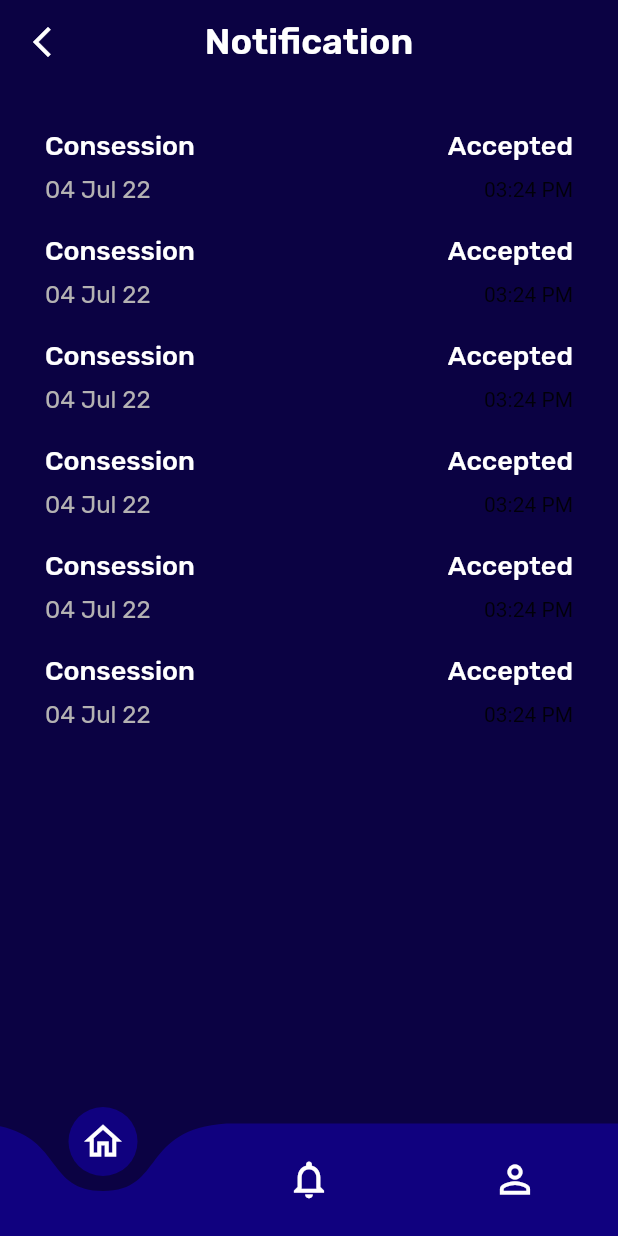
After one commit to poppy1006/swathanthra, a Flutter app: the NotificationScreen screen opened directly, on a phone screen of 412 x 824 dp. The commit adds this screen. Run offline on Flutter 3.47's test engine with Material 2 defaults, Android fonts, the phone set to English and light mode, and no system bars; drawn by our look-alikes of curved_navigation_bar; our stand-ins replace google_fonts, otp_text_field; missing offline and left inert: dart:ffi.

Commit message:
feat: :sparkles: Added NavBar Widget

```diff
--- a/lib/constant.dart
+++ b/lib/constant.dart
@@ -2,6 +2,7 @@ import 'package:flutter/material.dart';
 
 
 const Color bgclr = Color.fromARGB(255, 11, 2, 67);
+const Color navclr = Color.fromARGB(255, 16, 1, 127);
 const Color txtclr = Color.fromARGB(255, 255, 255, 255);
 const Color  btnclr = Color.fromARGB(255, 180, 178, 178);
 const Color whiteclr = Colors.white;
--- a/lib/main.dart
+++ b/lib/main.dart
@@ -3,6 +3,7 @@ import 'package:swa/constant.dart';
 import 'package:swa/screens/Auth_Screens/login_screen.dart';
 import 'package:swa/screens/Auth_Screens/otp_screen.dart';
 import 'package:swa/screens/Auth_Screens/reset_screen.dart';
+import 'package:swa/screens/User_screens/notification_screen.dart';
 import 'package:swa/screens/splash_screen.dart';
 import 'package:google_fonts/google_fonts.dart';
 
@@ -25,10 +26,11 @@ class MyApp extends StatelessWidget {
         backgroundColor: bgclr,
 
       ),
-      // home: const SplashScreen(),
+      home: const SplashScreen(),
       // home: const LoginScreen(),
       // home: const ResetScreen(),
-      home: const OTPScreen(),
+      // home: const OTPScreen(),
+      // home: const NotificationScreen(),
       debugShowCheckedModeBanner: false,
 
     );
--- a/lib/screens/Auth_Screens/login_screen.dart
+++ b/lib/screens/Auth_Screens/login_screen.dart
@@ -144,7 +144,10 @@ class LoginScreen extends StatelessWidget {
                           fontWeight: FontWeight.w700,
                         ),
                       ),
-                      onPressed: () {},
+                      onPressed: () {
+                        // NAVIGATOR //
+                        // Navigator.of(context).push(MaterialPageRoute(builder: (context) =>const OtpScreen()));
+                        },
                       style: TextButton.styleFrom(
                         shape: RoundedRectangleBorder(
                             borderRadius: BorderRadius.circular(10)),
--- a/lib/screens/Auth_Screens/otp_screen.dart
+++ b/lib/screens/Auth_Screens/otp_screen.dart
@@ -16,7 +16,7 @@ class OTPScreen extends StatelessWidget {
       appBar: AppBar(
         backgroundColor: bgclr,
         elevation: 0,
-        leading:Icon(Icons.arrow_back_ios),
+        leading:IconButton(onPressed: () {}, icon: Icon(Icons.arrow_back_ios_new)),
       ),
 // BODY //
       backgroundColor: bgclr,
--- a/lib/screens/Auth_Screens/reset_screen.dart
+++ b/lib/screens/Auth_Screens/reset_screen.dart
@@ -45,7 +45,7 @@ class ResetScreen extends StatelessWidget {
          color: whiteclr,
         ),
          children: <TextSpan>[
-         TextSpan(text: 'Please enter your',style: GoogleFonts.rubik(fontSize: 18,fontWeight: FontWeight.w700)),
+         TextSpan(text: 'Please enter your ',style: GoogleFonts.rubik(fontSize: 18,fontWeight: FontWeight.w700)),
          TextSpan(text: 'email adress or', style: GoogleFonts.rubik(fontSize: 18,fontWeight: FontWeight.w400)),
         ],
        ),
@@ -58,7 +58,7 @@ class ResetScreen extends StatelessWidget {
          color: whiteclr,
         ),
          children: <TextSpan>[
-         TextSpan(text: 'Phone number',style: GoogleFonts.rubik(fontSize: 18,fontWeight: FontWeight.w400)),
+         TextSpan(text: 'Phone number ',style: GoogleFonts.rubik(fontSize: 18,fontWeight: FontWeight.w400)),
          TextSpan(text: 'to  reset your password', style: GoogleFonts.rubik(fontSize: 18,fontWeight: FontWeight.w700)),
         ],
        ),
--- /dev/null
+++ b/lib/screens/User_screens/notification_screen.dart
@@ -0,0 +1,140 @@
+import 'package:curved_navigation_bar/curved_navigation_bar.dart';
+import 'package:flutter/material.dart';
+import 'package:google_fonts/google_fonts.dart';
+import 'package:otp_text_field/otp_field_style.dart';
+import 'package:swa/constant.dart';
+import 'package:swa/screens/widgets/navbar.dart';
+
+
+class NotificationScreen extends StatelessWidget {
+  const NotificationScreen({super.key});
+
+  @override
+  Widget build(BuildContext context) {
+    return Scaffold(
+// APPBAR //
+      appBar: AppBar(
+        backgroundColor: bgclr,
+        elevation: 0,
+        leading:IconButton(onPressed: () {}, icon: Icon(Icons.arrow_back_ios_new)),
+        title: Text("Notification",
+        style: GoogleFonts.rubik(
+          fontSize: 24,
+          fontWeight: FontWeight.w600,
+        ),),
+        centerTitle: true,
+      ),
+// BOTTOM NAVBAR //
+      bottomNavigationBar:  BottomNavBar(),
+// BODY //
+      backgroundColor: bgclr,
+      body: SingleChildScrollView(child:
+      Container(
+        padding: EdgeInsets.all(30),
+
+        child: Column(
+          // Alignment //
+          mainAxisAlignment: MainAxisAlignment.start,
+          crossAxisAlignment: CrossAxisAlignment.start,
+          children: [
+            NotificationTabs(),
+            NotificationTabs(),
+            NotificationTabs(),
+            NotificationTabs(),
+            NotificationTabs(),
+            NotificationTabs(),
+        ],
+      ),
+
+
+
+        ),
+      ),
+     );
+  }
+}
+
+
+
+
+
+
+
+
+// NOTIFICATION TABS //
+
+class NotificationTabs extends StatelessWidget {
+  const NotificationTabs({super.key});
+
+  @override
+  Widget build(BuildContext context) {
+    return Container(
+      child:Column(
+        children: [
+          Row(
+            mainAxisAlignment: MainAxisAlignment.spaceBetween,
+            children: [
+              Text("Consession",
+              style: GoogleFonts.rubik(
+                color: whiteclr,
+                fontSize: 18,
+                fontWeight: FontWeight.w500,
+              ),
+              ),
+              Text("Accepted",
+              style: GoogleFonts.rubik(
+                color: whiteclr,
+                fontSize: 18,
+                fontWeight: FontWeight.w500,
+              ),
+              ),
+            ],
+          ),
+          SizedBox(height: 10,),
+
+          Row(
+            mainAxisAlignment: MainAxisAlignment.spaceBetween,
+            children: [
+              Text("04 Jul 22",
+              style: GoogleFonts.rubik(
+                color: btnclr,
+                fontWeight: FontWeight.w400,
+                fontSize: 16,
+              ),),
+              Text("03:24 PM"),
+              // SizedBox(height: 30,)
+            ],
+
+          ),
+          SizedBox(height: 20,)
+        ],
+      ),
+
+    );
+  }
+}
+
+
+// BOTTOM NAVBAR //
+
+// class BottomNavBar extends StatelessWidget {
+//   const BottomNavBar({
+//     Key? key,
+//   }) : super(key: key);
+
+//   @override
+//   Widget build(BuildContext context) {
+//     return CurvedNavigationBar(
+//       backgroundColor: bgclr,
+//       color: Color.fromARGB(255, 0, 105, 185),
+//       animationCurve: Curves.easeInOutBack,
+//       animationDuration: Duration(milliseconds: 300),
+//       items: [
+//         Icon(Icons.add, size: 40,),
+//         Icon(Icons.list, size: 40),
+//         Icon(Icons.compare_arrows, size: 40),
+//       ]
+
+//       );
+//   }
+// }
--- /dev/null
+++ b/lib/screens/widgets/navbar.dart
@@ -0,0 +1,42 @@
+import 'package:curved_navigation_bar/curved_navigation_bar.dart';
+import 'package:flutter/animation.dart';
+import 'package:flutter/cupertino.dart';
+import 'package:flutter/material.dart';
+import 'package:flutter/src/widgets/container.dart';
+import 'package:flutter/src/widgets/framework.dart';
+import 'package:swa/constant.dart';
+
+class BottomNavBar extends StatelessWidget {
+  const BottomNavBar({
+    Key? key,
+  }) : super(key: key);
+
+  @override
+  Widget build(BuildContext context) {
+    return CurvedNavigationBar(
+      backgroundColor: bgclr,
+      color: navclr,
+      animationCurve: Curves.easeInOutBack,
+      animationDuration: const Duration(milliseconds: 300),
+      items: const [
+        Icon(Icons.home_outlined, size: 30,color: Colors.white,),
+        Icon(Icons.notifications_outlined, size: 30,color: Colors.white,),
+        Icon(Icons.person_outline, size: 30,color: Colors.white,),
+      ]
+    );
+  }
+}
+
+
+
+
+// bottomNavigationBar:  CurvedNavigationBar(
+//         backgroundColor: bgclr,
+//         color: Color.fromARGB(255, 0, 105, 185),
+//         animationCurve: Curves.easeInOutBack,
+//         animationDuration: Duration(milliseconds: 300),
+//         items: [
+//           Icon(Icons.add, size: 40,),
+//           Icon(Icons.list, size: 40),
+//           Icon(Icons.compare_arrows, size: 40),
+//         ]
--- a/pubspec.yaml
+++ b/pubspec.yaml
@@ -36,6 +36,7 @@ dependencies:
   cupertino_icons: ^1.0.2
   google_fonts: ^3.0.1
   otp_text_field: ^1.1.3
+  curved_navigation_bar: ^1.0.3
 
 
 dev_dependencies:
```
Also changed, not shown: pubspec.lock.
